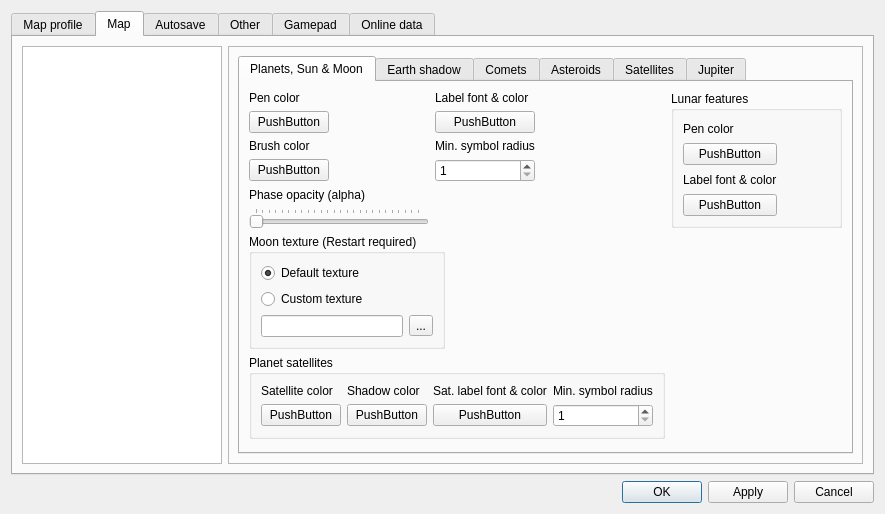
The window that csetting.ui (PavelMr/skytechx) describes before a commit, drawn with Qt 5.
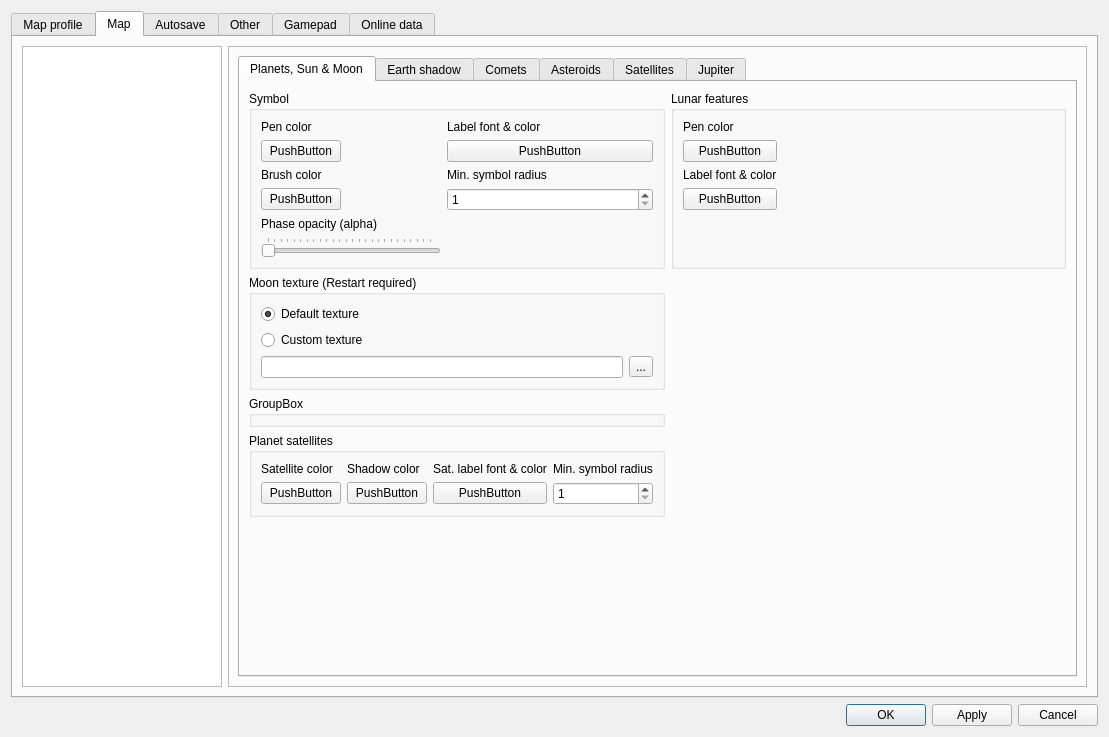
The same window after the commit. The open tabs and pages were chosen to show the change. Custom widgets are drawn as their Qt base class.

The edit to the form file:
```diff
--- a/csetting.ui
+++ b/csetting.ui
@@ -6,8 +6,8 @@
    <rect>
     <x>0</x>
     <y>0</y>
-    <width>885</width>
-    <height>512</height>
+    <width>1109</width>
+    <height>737</height>
    </rect>
   </property>
   <property name="windowTitle">
@@ -1953,11 +1953,14 @@
                 </attribute>
                 <layout class="QVBoxLayout" name="verticalLayout_47">
                  <item>
-                  <layout class="QFormLayout" name="formLayout_12">
-                   <property name="fieldGrowthPolicy">
-                    <enum>QFormLayout::AllNonFixedFieldsGrow</enum>
-                   </property>
+                  <layout class="QGridLayout" name="gridLayout_10">
                    <item row="0" column="0">
+                    <widget class="QGroupBox" name="groupBox_21">
+                     <property name="title">
+                      <string>Symbol</string>
+                     </property>
+                     <layout class="QVBoxLayout" name="verticalLayout_88">
+                      <item>
                     <layout class="QFormLayout" name="formLayout_11">
                      <item row="0" column="0">
                       <widget class="QLabel" name="label_21">
@@ -2052,6 +2055,9 @@
                      </item>
                     </layout>
                    </item>
+                     </layout>
+                    </widget>
+                   </item>
                    <item row="0" column="1">
                     <widget class="QGroupBox" name="groupBox_6">
                      <property name="title">
@@ -2107,10 +2113,79 @@
                         </item>
                        </layout>
                       </item>
+                      <item>
+                       <spacer name="verticalSpacer_12">
+                        <property name="orientation">
+                         <enum>Qt::Vertical</enum>
+                        </property>
+                        <property name="sizeHint" stdset="0">
+                         <size>
+                          <width>20</width>
+                          <height>40</height>
+                         </size>
+                        </property>
+                       </spacer>
+                      </item>
                      </layout>
                     </widget>
                    </item>
+                   <item row="1" column="0">
+                    <layout class="QVBoxLayout" name="verticalLayout_81">
+                     <item>
+                      <widget class="QGroupBox" name="groupBox_13">
+                       <property name="title">
+                        <string>Moon texture (Restart required)</string>
+                       </property>
+                       <layout class="QVBoxLayout" name="verticalLayout_82">
+                        <item>
+                         <widget class="QRadioButton" name="radioButton_3">
+                          <property name="text">
+                           <string>Default texture</string>
+                          </property>
+                          <property name="checked">
+                           <bool>true</bool>
+                          </property>
+                         </widget>
+                        </item>
+                        <item>
+                         <widget class="QRadioButton" name="radioButton_4">
+                          <property name="text">
+                           <string>Custom texture</string>
+                          </property>
+                         </widget>
+                        </item>
+                        <item>
+                         <layout class="QHBoxLayout" name="horizontalLayout_26">
+                          <item>
+                           <widget class="QLineEdit" name="lineEdit">
+                            <property name="readOnly">
+                             <bool>true</bool>
+                            </property>
+                           </widget>
+                          </item>
+                          <item>
+                           <widget class="QToolButton" name="toolButton">
+                            <property name="text">
+                             <string>...</string>
+                            </property>
+                           </widget>
+                          </item>
+                         </layout>
+                        </item>
+                       </layout>
+                      </widget>
+                     </item>
+                    </layout>
+                   </item>
                    <item row="2" column="0">
+                    <widget class="QGroupBox" name="groupBox_20">
+                     <property name="title">
+                      <string>GroupBox</string>
+                     </property>
+                     <zorder></zorder>
+                    </widget>
+                   </item>
+                   <item row="3" column="0">
                     <widget class="QGroupBox" name="groupBox_4">
                      <property name="title">
                       <string>Planet satellites</string>
@@ -2182,55 +2257,20 @@
                      </layout>
                     </widget>
                    </item>
-                   <item row="1" column="0">
-                    <layout class="QVBoxLayout" name="verticalLayout_81">
-                     <item>
-                      <widget class="QGroupBox" name="groupBox_13">
-                       <property name="title">
-                        <string>Moon texture (Restart required)</string>
-                       </property>
-                       <layout class="QVBoxLayout" name="verticalLayout_82">
-                        <item>
-                         <widget class="QRadioButton" name="radioButton_3">
-                          <property name="text">
-                           <string>Default texture</string>
-                          </property>
-                          <property name="checked">
-                           <bool>true</bool>
-                          </property>
-                         </widget>
+                  </layout>
                         </item>
                         <item>
-                         <widget class="QRadioButton" name="radioButton_4">
-                          <property name="text">
-                           <string>Custom texture</string>
-                          </property>
-                         </widget>
-                        </item>
-                        <item>
-                         <layout class="QHBoxLayout" name="horizontalLayout_26">
-                          <item>
-                           <widget class="QLineEdit" name="lineEdit">
-                            <property name="readOnly">
-                             <bool>true</bool>
-                            </property>
-                           </widget>
-                          </item>
-                          <item>
-                           <widget class="QToolButton" name="toolButton">
-                            <property name="text">
-                             <string>...</string>
-                            </property>
-                           </widget>
-                          </item>
-                         </layout>
-                        </item>
-                       </layout>
-                      </widget>
-                     </item>
-                    </layout>
-                   </item>
-                  </layout>
+                  <spacer name="verticalSpacer_11">
+                   <property name="orientation">
+                    <enum>Qt::Vertical</enum>
+                   </property>
+                   <property name="sizeHint" stdset="0">
+                    <size>
+                     <width>20</width>
+                     <height>40</height>
+                    </size>
+                   </property>
+                  </spacer>
                  </item>
                 </layout>
                </widget>
```
Left out of the diff: 44 changed lines with no effect on the pictures. Lines whose indentation alone changed are shown as unchanged.
